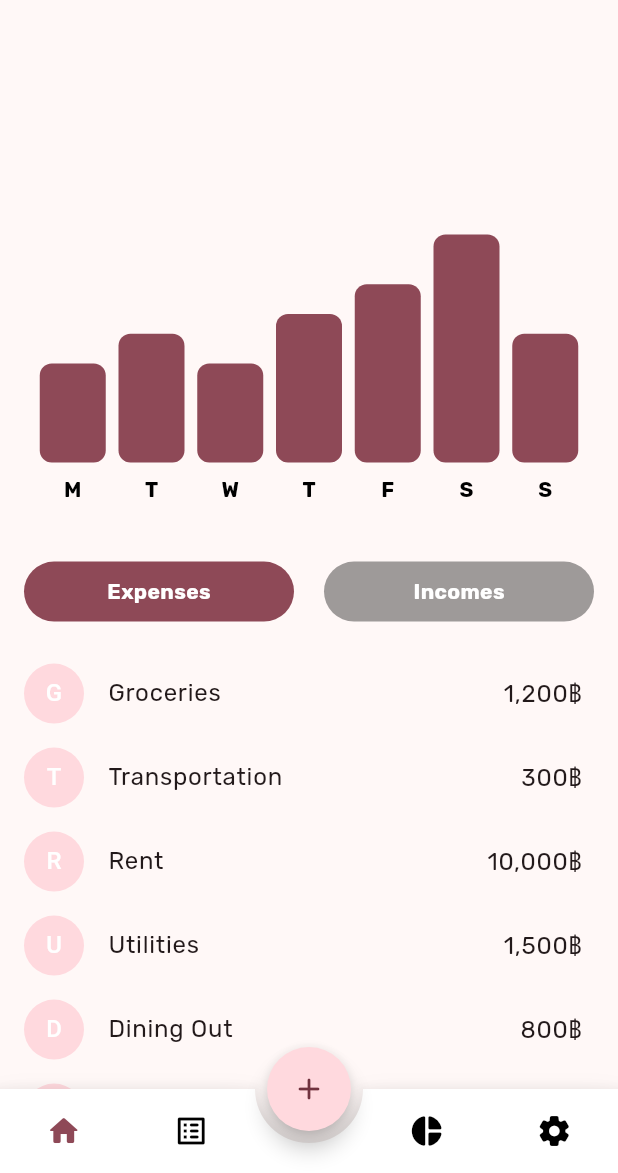
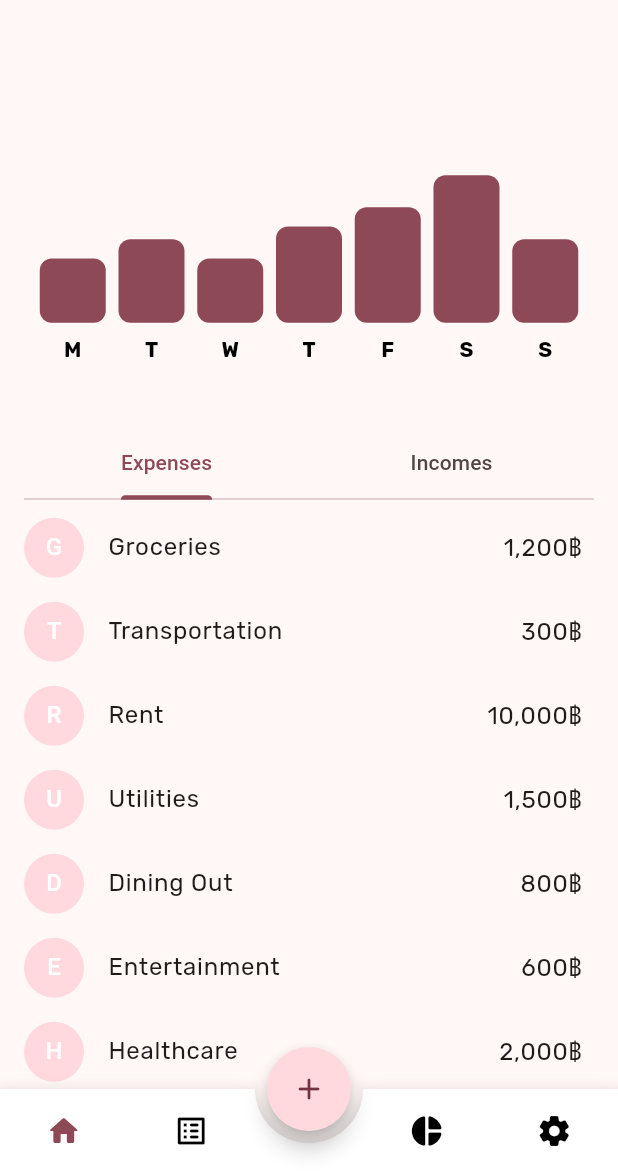
Before and after one commit to online59/CoPenny, a Flutter app: the screen it shows once a user with an empty profile is signed in, swiped to page 3, on a phone screen of 412 x 824 dp, the part 63-1236 px from its top. Run offline on Flutter 3.47's test engine with Material 3 defaults, Android fonts, the phone set to English and light mode, and no system bars; drawn by our look-alikes of animated_bottom_navigation_bar, fl_chart; our stand-ins replace cached_network_image, cloud_firestore, firebase_auth, firebase_core, flutter_otp_text_field, flutter_svg and 4 more; accounts and stored records are empty; network calls fail.

Commit message:
Update wallet screen

```diff
--- a/lib/src/features/core/screen/balance/wallet_balance_screen.dart
+++ b/lib/src/features/core/screen/balance/wallet_balance_screen.dart
@@ -1,11 +1,9 @@
 import 'package:flutter/material.dart';
+import 'package:piggy/src/constants/sizes.dart';
 import 'package:piggy/src/features/core/screen/balance/widgets/transaction_builder_widget.dart';
 import 'package:piggy/src/features/core/screen/balance/widgets/wallet_balance_chart.dart';
 
-enum ButtonState {
-  expense,
-  income
-}
+enum ButtonState { expense, income }
 
 class WalletBalanceScreen extends StatefulWidget {
   const WalletBalanceScreen({super.key});
@@ -41,7 +39,8 @@ class _WalletBalanceScreenState extends State<WalletBalanceScreen> {
     {'name': 'Tips', 'value': '400฿'},
   ];
 
-  ButtonState _selectedSegmentButton = ButtonState.expense; // 0 for expenses, 1 for incomes
+  ButtonState _selectedSegmentButton =
+      ButtonState.expense; // 0 for expenses, 1 for incomes
 
   @override
   Widget build(BuildContext context) {
@@ -49,77 +48,108 @@ class _WalletBalanceScreenState extends State<WalletBalanceScreen> {
       child: Column(
         crossAxisAlignment: CrossAxisAlignment.start,
         children: [
-          WalletBalanceChart(),
+          SizedBox(
+            height: MediaQuery.of(context).size.height * 0.3,
+            child: const WalletBalanceChart(),
+          ),
           const SizedBox(height: 20),
-          Padding(
-            padding: const EdgeInsets.symmetric(horizontal: 16),
-            child: Row(
-              mainAxisAlignment: MainAxisAlignment.center,
-              children: [
-                Expanded(
-                  child: InkWell(
-                    onTap: () {
-                      setState(() {
-                        _selectedSegmentButton = ButtonState.expense;
-                      });
-                    },
-                    child: Container(
-                      alignment: Alignment.center,
-                      decoration: BoxDecoration(
-                        color: _selectedSegmentButton == ButtonState.expense
-                            ? Theme.of(context).primaryColor
-                            : Theme.of(context).disabledColor,
-                        borderRadius: BorderRadius.circular(20),
-                      ),
-                      child: const Padding(
-                        padding: EdgeInsets.symmetric(vertical: 10),
-                        child: Text(
-                          'Expenses',
-                          style: TextStyle(
-                            color: Colors.white,
-                            fontWeight: FontWeight.bold,
-                          ),
-                        ),
-                      ),
-                    ),
+          // Padding(
+          //   padding: const EdgeInsets.symmetric(horizontal: 16),
+          //   child: Row(
+          //     mainAxisAlignment: MainAxisAlignment.center,
+          //     children: [
+          //       Expanded(
+          //         child: InkWell(
+          //           onTap: () {
+          //             setState(() {
+          //               _selectedSegmentButton = ButtonState.expense;
+          //             });
+          //           },
+          //           child: Container(
+          //             alignment: Alignment.center,
+          //             decoration: BoxDecoration(
+          //               color: _selectedSegmentButton == ButtonState.expense
+          //                   ? Theme.of(context).primaryColor
+          //                   : Theme.of(context).disabledColor,
+          //               borderRadius: BorderRadius.circular(20),
+          //             ),
+          //             child: const Padding(
+          //               padding: EdgeInsets.symmetric(vertical: 10),
+          //               child: Text(
+          //                 'Expenses',
+          //                 style: TextStyle(
+          //                   color: Colors.white,
+          //                   fontWeight: FontWeight.bold,
+          //                 ),
+          //               ),
+          //             ),
+          //           ),
+          //         ),
+          //       ),
+          //       const SizedBox(width: 20),
+          //       Expanded(
+          //         child: InkWell(
+          //           onTap: () {
+          //             setState(() {
+          //               _selectedSegmentButton = ButtonState.income;
+          //             });
+          //           },
+          //           child: Container(
+          //             alignment: Alignment.center,
+          //             decoration: BoxDecoration(
+          //               color: _selectedSegmentButton == ButtonState.income
+          //                   ? Theme.of(context).primaryColor
+          //                   : Theme.of(context).disabledColor,
+          //               borderRadius: BorderRadius.circular(20),
+          //             ),
+          //             child: const Padding(
+          //               padding: EdgeInsets.symmetric(vertical: 10),
+          //               child: Text(
+          //                 'Incomes',
+          //                 style: TextStyle(
+          //                   color: Colors.white,
+          //                   fontWeight: FontWeight.bold,
+          //                 ),
+          //               ),
+          //             ),
+          //           ),
+          //         ),
+          //       ),
+          //     ],
+          //   ),
+          // ),
+          SizedBox(
+            height: MediaQuery.of(context).size.height * 0.7,
+            child: DefaultTabController(
+              length: 2,
+              child: Scaffold(
+                appBar: AppBar(
+                  elevation: 0,
+                  title: const TabBar(
+                    // labelColor: Theme.of(context).colorScheme.onPrimary,
+                    // indicator: BoxDecoration(
+                    //   color: Theme.of(context).colorScheme.primary,
+                    //   borderRadius: BorderRadius.circular(mContainerMediumRadius),
+                    // ),
+                    tabs: [
+                      Tab(text: 'Expenses'),
+                      Tab(text: 'Incomes'),
+                    ],
                   ),
                 ),
-                const SizedBox(width: 20),
-                Expanded(
-                  child: InkWell(
-                    onTap: () {
-                      setState(() {
-                        _selectedSegmentButton = ButtonState.income;
-                      });
-                    },
-                    child: Container(
-                      alignment: Alignment.center,
-                      decoration: BoxDecoration(
-                        color: _selectedSegmentButton == ButtonState.income
-                            ? Theme.of(context).primaryColor
-                            : Theme.of(context).disabledColor,
-                        borderRadius: BorderRadius.circular(20),
-                      ),
-                      child: const Padding(
-                        padding: EdgeInsets.symmetric(vertical: 10),
-                        child: Text(
-                          'Incomes',
-                          style: TextStyle(
-                            color: Colors.white,
-                            fontWeight: FontWeight.bold,
-                          ),
-                        ),
-                      ),
-                    ),
-                  ),
+                body: TabBarView(
+                  children: [
+                    TransactionListBuilder(transactionItems: expenses),
+                    TransactionListBuilder(transactionItems: incomes)
+                  ],
                 ),
-              ],
+              ),
             ),
           ),
-          const SizedBox(height: 20),
-          _selectedSegmentButton == ButtonState.expense
-              ? TransactionListBuilder(transactionItems: expenses)
-              : TransactionListBuilder(transactionItems: incomes),
+          // const SizedBox(height: 20),
+          // _selectedSegmentButton == ButtonState.expense
+          //     ? TransactionListBuilder(transactionItems: expenses)
+          //     : TransactionListBuilder(transactionItems: incomes),
         ],
       ),
     );
--- a/lib/src/features/core/screen/balance/widgets/wallet_balance_chart.dart
+++ b/lib/src/features/core/screen/balance/widgets/wallet_balance_chart.dart
@@ -6,7 +6,7 @@ import 'package:flutter/material.dart';
 import 'package:piggy/src/constants/sizes.dart';
 
 class WalletBalanceChart extends StatefulWidget {
-  WalletBalanceChart({
+  const WalletBalanceChart({
     super.key,
     this.barTitle = "",
     this.barSubTitle = "",
```
